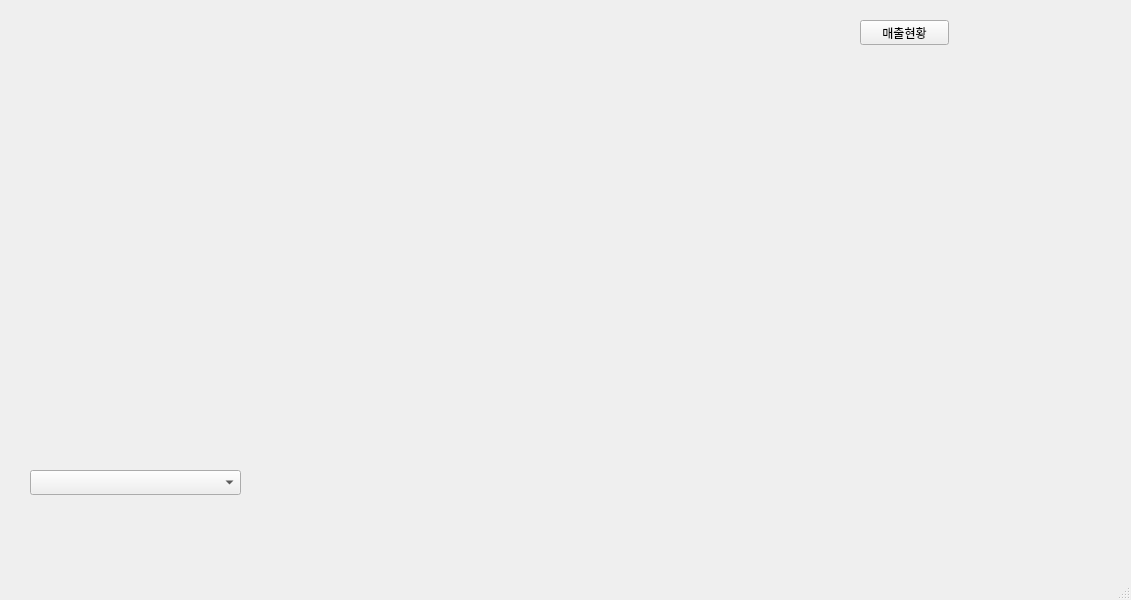
addinedu-ros-6th/ros-repo-2, file src/servee_gui/vendor_gui/servee_vendor.ui: the form before one commit.
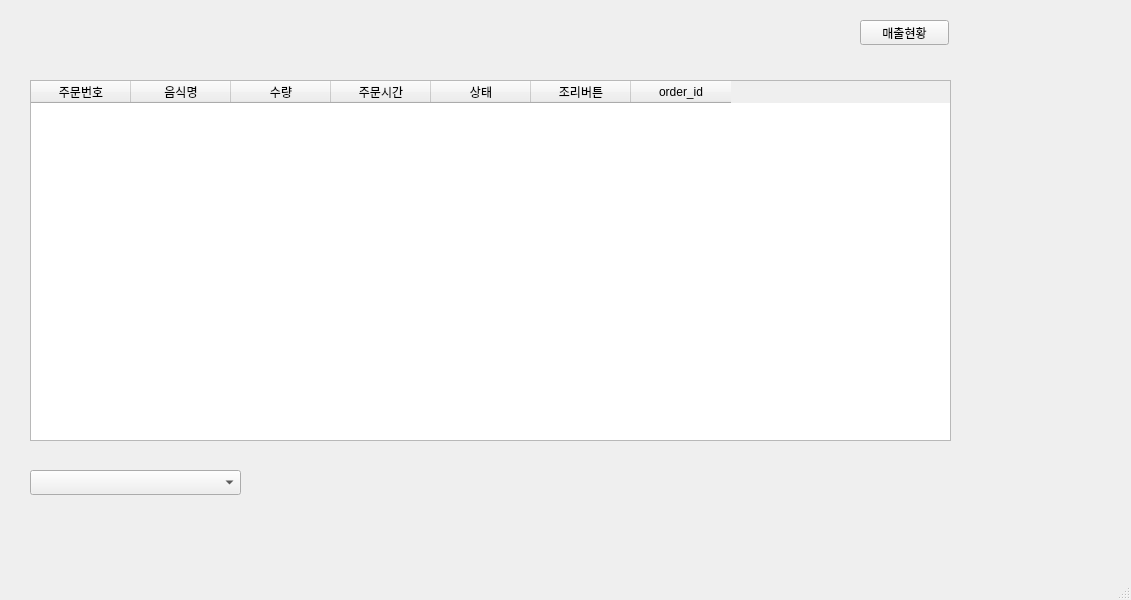
The form after the commit.

Commit message: update: vendor_gui network change the code SVRB-52

Diff of the .ui file:
```diff
--- a/src/servee_gui/vendor_gui/servee_vendor.ui
+++ b/src/servee_gui/vendor_gui/servee_vendor.ui
@@ -14,6 +14,51 @@
    <string>MainWindow</string>
   </property>
   <widget class="QWidget" name="centralwidget">
+   <widget class="QTableWidget" name="orderlist_tableWidget">
+    <property name="geometry">
+     <rect>
+      <x>30</x>
+      <y>80</y>
+      <width>921</width>
+      <height>361</height>
+     </rect>
+    </property>
+    <column>
+     <property name="text">
+      <string>주문번호</string>
+     </property>
+    </column>
+    <column>
+     <property name="text">
+      <string>음식명</string>
+     </property>
+    </column>
+    <column>
+     <property name="text">
+      <string>수량</string>
+     </property>
+    </column>
+    <column>
+     <property name="text">
+      <string>주문시간</string>
+     </property>
+    </column>
+    <column>
+     <property name="text">
+      <string>상태</string>
+     </property>
+    </column>
+    <column>
+     <property name="text">
+      <string>조리버튼</string>
+     </property>
+    </column>
+    <column>
+     <property name="text">
+      <string>order_id</string>
+     </property>
+    </column>
+   </widget>
    <widget class="QLabel" name="day_label">
     <property name="geometry">
      <rect>
```
The commit also changes 4 other files.
